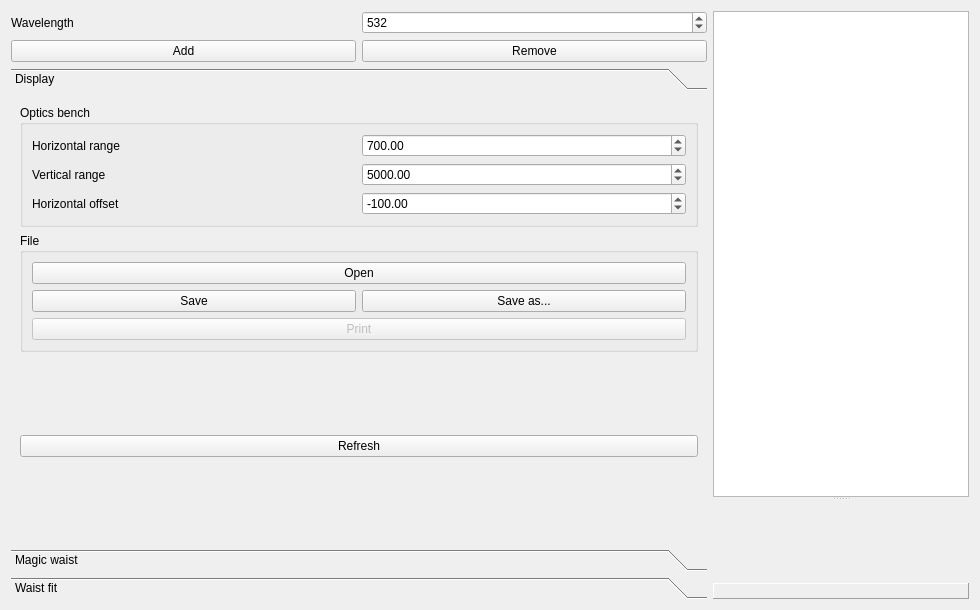
First picture: the form in GaussianBeamForm.ui, repository krokosik/GaussianBeam, before the edit.
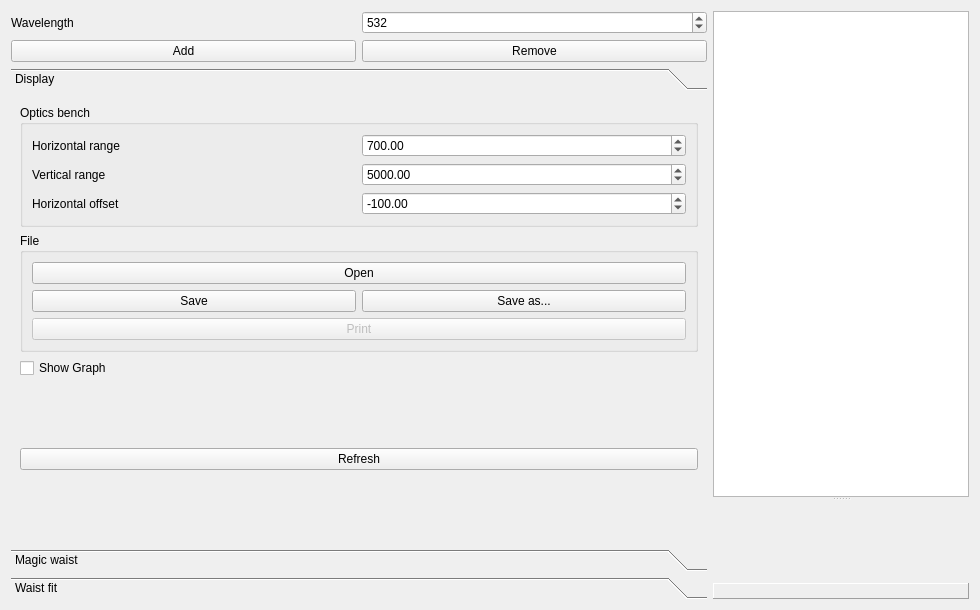
Second picture: the form after the edit. The open tabs and pages were chosen to show the change.

Commit message: First try at graph support

Patch:
```diff
--- a/GaussianBeamForm.ui
+++ b/GaussianBeamForm.ui
@@ -85,8 +85,8 @@
          <rect>
           <x>0</x>
           <y>0</y>
-          <width>201</width>
-          <height>288</height>
+          <width>696</width>
+          <height>446</height>
          </rect>
         </property>
         <attribute name="label" >
@@ -215,6 +215,13 @@
            </layout>
           </widget>
          </item>
+         <item>
+          <widget class="QCheckBox" name="checkBox_ShowGraph" >
+           <property name="text" >
+            <string>Show Graph</string>
+           </property>
+          </widget>
+         </item>
          <item>
           <spacer>
            <property name="orientation" >
```
Left out of the diff: 10 changed lines with no effect on the pictures. The commit also changes 5 other files.
